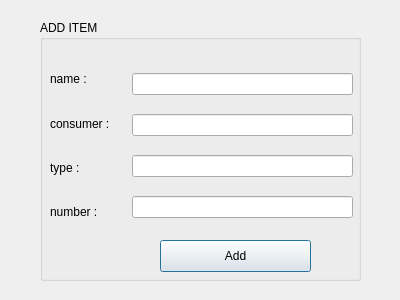
Qt form Store/add_pro.ui (Mitraaaaa/Store) before a commit.
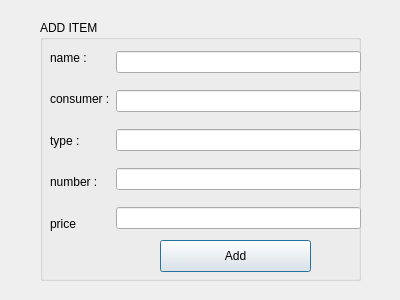
The same form after that commit.

Commit message: Add price as another feature of products

The edit to the form file:
```diff
--- a/Store/add_pro.ui
+++ b/Store/add_pro.ui
@@ -42,11 +42,13 @@
     <property name="geometry">
      <rect>
       <x>10</x>
-      <y>40</y>
-      <width>70</width>
-      <height>171</height>
+      <y>20</y>
+      <width>311</width>
+      <height>201</height>
      </rect>
     </property>
+    <layout class="QHBoxLayout" name="horizontalLayout">
+     <item>
     <layout class="QVBoxLayout" name="verticalLayout">
      <item>
       <widget class="QLabel" name="label">
@@ -76,17 +78,16 @@
        </property>
       </widget>
      </item>
-    </layout>
-   </widget>
-   <widget class="QWidget" name="">
-    <property name="geometry">
-     <rect>
-      <x>92</x>
-      <y>40</y>
-      <width>221</width>
-      <height>171</height>
-     </rect>
-    </property>
+       <item>
+        <widget class="QLabel" name="price">
+         <property name="text">
+          <string>price</string>
+         </property>
+        </widget>
+       </item>
+      </layout>
+     </item>
+     <item>
     <layout class="QVBoxLayout" name="verticalLayout_2">
      <item>
       <widget class="QLineEdit" name="name"/>
@@ -99,6 +100,11 @@
      </item>
      <item>
       <widget class="QLineEdit" name="number"/>
+       </item>
+       <item>
+        <widget class="QLineEdit" name="price_2"/>
+       </item>
+      </layout>
      </item>
     </layout>
    </widget>
```
Left out of the diff: 8 changed lines with no effect on the pictures. Lines whose indentation alone changed are shown as unchanged. The commit also changes 17 other files.
